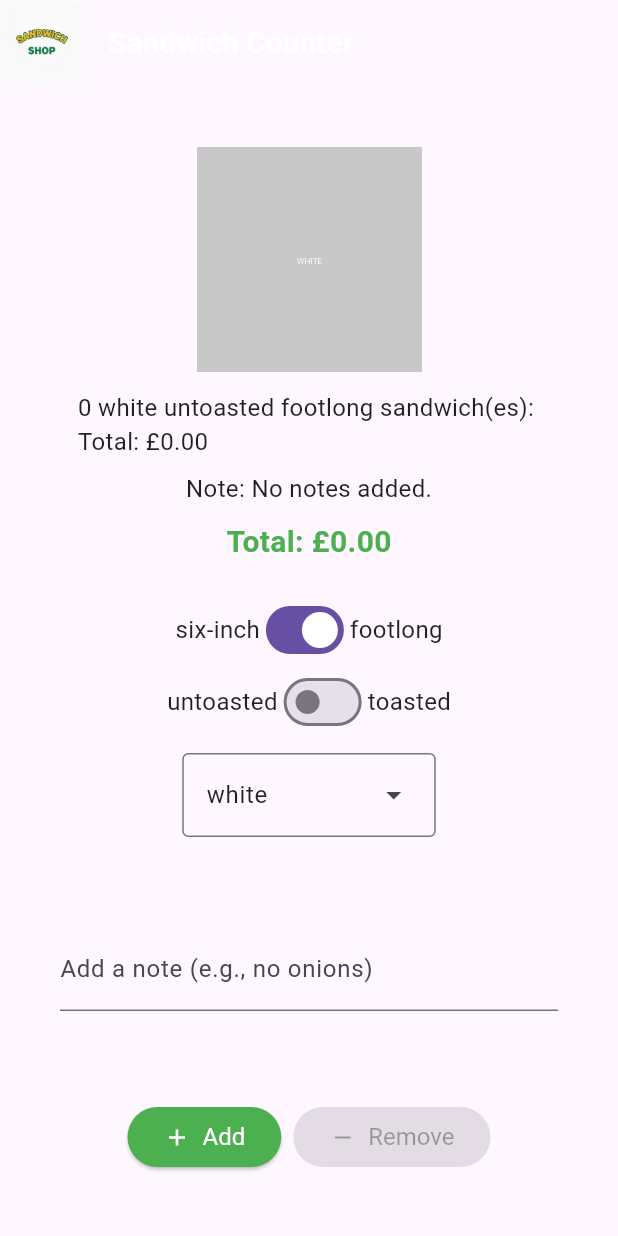
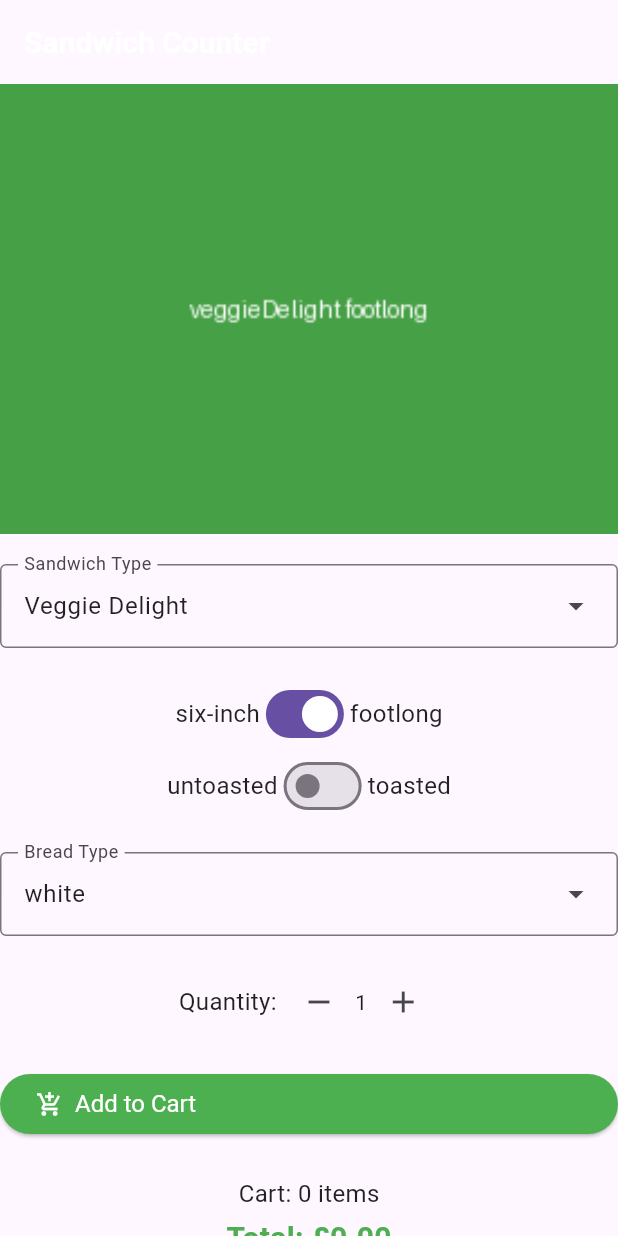
Before and after one commit to AlperO06/sandwich_shop-main, a Flutter app: the screen it shows after launch, on a phone screen of 412 x 824 dp. Run offline on Flutter 3.47's test engine with Material 3 defaults, Android fonts, the phone set to English and light mode, and no system bars.

Commit message:
Add placeholder images and generation script for sandwiches
- Introduced PNG images for various sandwich types: chicken teriyaki, meatball marinara, tuna melt, and veggie delight in both footlong and six-inch sizes.
- Implemented a Python script to automate the generation of placeholder images using the Pillow library.
- The script creates images with appropriate colors and labels for each sandwich type and size, saving them in the assets/images directory.

```diff
--- a/lib/main.dart
+++ b/lib/main.dart
@@ -13,7 +13,8 @@
 
   @override
   Widget build(BuildContext context) {
-    return const MaterialApp(
+    // remove `const` so children can use non-const TextStyles at runtime
+    return MaterialApp(
       title: 'Sandwich Shop App',
       home: OrderScreen(maxQuantity: 5),
     );
@@ -32,11 +33,19 @@
 }
 
 class _OrderScreenState extends State<OrderScreen> {
-  int _quantity = 0;
+  final Cart _cart = Cart();
   final TextEditingController _notesController = TextEditingController();
+
+  SandwichType _selectedSandwichType = SandwichType.veggieDelight;
   bool _isFootlong = true;
   bool _isToasted = false;
   BreadType _selectedBreadType = BreadType.white;
+  int _quantity = 1;
+
+  // store latest confirmation message for persistent UI display
+  String _lastConfirmation = '';
+
+  TextStyle? get heading2 => null;
 
   @override
   void initState() {
@@ -52,110 +61,179 @@
     super.dispose();
   }
 
-  VoidCallback? _getIncreaseCallback() {
-    if (_quantity < widget.maxQuantity) {
-      return () {
-        setState(() => _quantity++);
-      };
+  void _addToCart() {
+    if (_quantity > 0) {
+      final Sandwich sandwich = Sandwich(
+        type: _selectedSandwichType,
+        isFootlong: _isFootlong,
+        breadType: _selectedBreadType,
+      );
+
+      setState(() {
+        _cart.add(sandwich, quantity: _quantity);
+      });
+
+      final sizeText = _isFootlong ? 'footlong' : 'six-inch';
+      final confirmationMessage =
+          'Added $_quantity $sizeText ${sandwich.name} sandwich(es) on ${_selectedBreadType.name} bread to cart';
+
+      // show transient SnackBar
+      ScaffoldMessenger.of(context).showSnackBar(
+        SnackBar(content: Text(confirmationMessage)),
+      );
+
+      // store message for persistent display
+      setState(() {
+        _lastConfirmation = confirmationMessage;
+      });
+
+      debugPrint(confirmationMessage);
+    }
+  }
+
+  VoidCallback? _getAddToCartCallback() {
+    if (_quantity > 0) {
+      return _addToCart;
     }
     return null;
   }
 
+  List<DropdownMenuEntry<SandwichType>> _buildSandwichTypeEntries() {
+    List<DropdownMenuEntry<SandwichType>> entries = [];
+    for (SandwichType type in SandwichType.values) {
+      Sandwich sandwich =
+          Sandwich(type: type, isFootlong: true, breadType: BreadType.white);
+      DropdownMenuEntry<SandwichType> entry = DropdownMenuEntry<SandwichType>(
+        value: type,
+        label: sandwich.name,
+      );
+      entries.add(entry);
+    }
+    return entries;
+  }
+
+  List<DropdownMenuEntry<BreadType>> _buildBreadTypeEntries() {
+    List<DropdownMenuEntry<BreadType>> entries = [];
+    for (BreadType bread in BreadType.values) {
+      DropdownMenuEntry<BreadType> entry = DropdownMenuEntry<BreadType>(
+        value: bread,
+        label: bread.name,
+      );
+      entries.add(entry);
+    }
+    return entries;
+  }
+
+  String _getCurrentImagePath() {
+    final Sandwich sandwich = Sandwich(
+      type: _selectedSandwichType,
+      isFootlong: _isFootlong,
+      breadType: _selectedBreadType,
+    );
+    return sandwich.image;
+  }
+
+  void _onSandwichTypeChanged(SandwichType? value) {
+    if (value != null) {
+      setState(() {
+        _selectedSandwichType = value;
+      });
+    }
+  }
+
+  void _onSizeChanged(bool value) {
+    setState(() {
+      _isFootlong = value;
+    });
+  }
+
+  void _onBreadTypeChanged(BreadType? value) {
+    if (value != null) {
+      setState(() {
+        _selectedBreadType = value;
+      });
+    }
+  }
+
+  void _increaseQuantity() {
+    setState(() {
+      _quantity++;
+    });
+  }
+
+  void _decreaseQuantity() {
+    if (_quantity > 0) {
+      setState(() {
+        _quantity--;
+      });
+    }
+  }
+
   VoidCallback? _getDecreaseCallback() {
     if (_quantity > 0) {
-      return () {
-        setState(() => _quantity--);
-      };
+      return _decreaseQuantity;
     }
     return null;
   }
 
-  void _onSandwichTypeChanged(bool value) {
-    setState(() => _isFootlong = value);
-  }
-
-  void _onBreadTypeSelected(BreadType? value) {
-    if (value != null) {
-      setState(() => _selectedBreadType = value);
-    }
-  }
-
-  List<DropdownMenuEntry<BreadType>> _buildDropdownEntries() {
-    List<DropdownMenuEntry<BreadType>> entries = [];
-    for (BreadType bread in BreadType.values) {
-      DropdownMenuEntry<BreadType> newEntry = DropdownMenuEntry<BreadType>(
-        value: bread,
-        label: bread.name,
-      );
-      entries.add(newEntry);
-    }
-    return entries;
-  }
-
   @override
   Widget build(BuildContext context) {
-    String sandwichType = 'footlong';
-    if (!_isFootlong) {
-      sandwichType = 'six-inch';
-    }
-
-    String noteForDisplay;
-    if (_notesController.text.isEmpty) {
-      noteForDisplay = 'No notes added.';
-    } else {
-      noteForDisplay = _notesController.text;
-    }
-
-    final cart = Cart(
-      quantity: _quantity,
-      isFootlong: _isFootlong,
-    );
-    final total = cart.calculatePrice();
-
     return Scaffold(
       appBar: AppBar(
-        leading: SizedBox(
-          height: 100,
-          child: Image.asset('assets/images/logo.png'),
-        ),
-        title: const Text(
+        // remove const so heading1 (non-const TextStyle) is allowed
+        title: Text(
           'Sandwich Counter',
           style: heading1,
         ),
       ),
       body: Center(
+        child: SingleChildScrollView(
           child: Column(
-          mainAxisAlignment: MainAxisAlignment.center,
+            crossAxisAlignment: CrossAxisAlignment.stretch,
             children: <Widget>[
-            OrderItemDisplay(
-              quantity: _quantity,
-              itemType: sandwichType,
-              breadType: _selectedBreadType,
-              orderNote: noteForDisplay,
-              isToasted: _isToasted,
+              SizedBox(
+                height: 300,
+                child: Image.asset(
+                  _getCurrentImagePath(),
+                  fit: BoxFit.cover,
+                  errorBuilder: (context, error, stackTrace) {
+                    // remove const here as normalText is not const
+                    return Center(
+                      child: Text(
+                        'Image not found',
+                        style: normalText,
                       ),
-            const SizedBox(height: 10),
-            Text(
-              'Total: £${total.toStringAsFixed(2)}',
-              style: heading1.copyWith(color: Colors.green),
+                    );
+                  },
+                ),
+              ),
+              const SizedBox(height: 20),
+              DropdownMenu<SandwichType>(
+                width: double.infinity,
+                label: const Text('Sandwich Type'),
+                textStyle: normalText,
+                initialSelection: _selectedSandwichType,
+                onSelected: _onSandwichTypeChanged,
+                dropdownMenuEntries: _buildSandwichTypeEntries(),
               ),
               const SizedBox(height: 20),
               Row(
                 mainAxisAlignment: MainAxisAlignment.center,
                 children: [
-                const Text('six-inch', style: normalText),
+                  // remove const because normalText is not const
+                  Text('six-inch', style: normalText),
                   Switch(
                     key: const Key('size_switch'),
                     value: _isFootlong,
-                  onChanged: _onSandwichTypeChanged,
+                    onChanged: _onSizeChanged,
                   ),
-                const Text('footlong', style: normalText),
+                  Text('footlong', style: normalText),
                 ],
               ),
               Row(
                 mainAxisAlignment: MainAxisAlignment.center,
                 children: [
-                const Text('untoasted', style: normalText),
+                  Text('untoasted', style: normalText),
                   Switch(
                     key: const Key('toast_switch'),
                     value: _isToasted,
@@ -163,47 +241,79 @@
                       setState(() => _isToasted = value);
                     },
                   ),
-                const Text('toasted', style: normalText),
+                  Text('toasted', style: normalText),
                 ],
               ),
-            const SizedBox(height: 10),
+              const SizedBox(height: 20),
               DropdownMenu<BreadType>(
+                width: double.infinity,
+                label: const Text('Bread Type'),
                 textStyle: normalText,
                 initialSelection: _selectedBreadType,
-              onSelected: _onBreadTypeSelected,
-              dropdownMenuEntries: _buildDropdownEntries(),
-            ),
-            const SizedBox(height: 20),
-            Padding(
-              padding: const EdgeInsets.all(40.0),
-              child: TextField(
-                key: const Key('notes_textfield'),
-                controller: _notesController,
-                decoration: const InputDecoration(
-                  labelText: 'Add a note (e.g., no onions)',
-                ),
-              ),
+                onSelected: _onBreadTypeChanged,
+                dropdownMenuEntries: _buildBreadTypeEntries(),
               ),
               const SizedBox(height: 20),
               Row(
                 mainAxisAlignment: MainAxisAlignment.center,
                 children: [
-                StyledButton(
-                  onPressed: _getIncreaseCallback(),
-                  icon: Icons.add,
-                  label: 'Add',
-                  backgroundColor: Colors.green,
+                  Text('Quantity: ', style: normalText),
+                  IconButton(
+                    onPressed: _getDecreaseCallback(),
+                    icon: const Icon(Icons.remove),
                   ),
-                const SizedBox(width: 8),
-                StyledButton(
-                  onPressed: _getDecreaseCallback(),
-                  icon: Icons.remove,
-                  label: 'Remove',
-                  backgroundColor: Colors.red,
+                  Text('$_quantity', style: heading2),
+                  IconButton(
+                    onPressed: _increaseQuantity,
+                    icon: const Icon(Icons.add),
                   ),
                 ],
               ),
+              const SizedBox(height: 20),
+              StyledButton(
+                onPressed: _getAddToCartCallback(),
+                icon: Icons.add_shopping_cart,
+                label: 'Add to Cart',
+                backgroundColor: Colors.green,
+              ),
+              const SizedBox(height: 12),
+
+              // persistent confirmation message (non-intrusive)
+              if (_lastConfirmation.isNotEmpty)
+                Padding(
+                  padding: const EdgeInsets.symmetric(horizontal: 16.0),
+                  child: Text(
+                    _lastConfirmation,
+                    key: const Key('last_confirmation'),
+                    style: normalText,
+                  ),
+                ),
+
+              const SizedBox(height: 12),
+
+              // NEW: Permanent cart summary showing item count and total price
+              Padding(
+                padding: const EdgeInsets.symmetric(horizontal: 16.0),
+                child: Column(
+                  children: [
+                    Text(
+                      'Cart: ${_cart.entries.length} items',
+                      key: const Key('cart_item_count'),
+                      style: normalText,
+                    ),
+                    const SizedBox(height: 4),
+                    Text(
+                      'Total: £${_cart.totalPrice().toStringAsFixed(2)}',
+                      key: const Key('cart_total_price'),
+                      style: heading1.copyWith(color: Colors.green),
+                    ),
                   ],
+                ),
+              ),
+
+              const SizedBox(height: 20),
+            ],
+          ),
         ),
       ),
     );
@@ -245,66 +355,3 @@
     );
   }
 }
-
-class OrderItemDisplay extends StatelessWidget {
-  final int quantity;
-  final String itemType;
-  final BreadType breadType;
-  final String orderNote;
-  final bool isToasted;
-
-  const OrderItemDisplay({
-    super.key,
-    required this.quantity,
-    required this.itemType,
-    required this.breadType,
-    required this.orderNote,
-    this.isToasted = false,
-  });
-
-  String _getSandwichImagePath() {
-    switch (breadType) {
-      case BreadType.white:
-        return 'assets/images/sandwich_white.png';
-      case BreadType.wheat:
-        return 'assets/images/sandwich_wheat.png';
-      case BreadType.wholemeal:
-        return 'assets/images/sandwich_wholemeal.png';
-    }
-    // fallback to ensure a String is always returned
-  }
-
-  @override
-  Widget build(BuildContext context) {
-    String sandwiches = quantity > 0 ? List.filled(quantity, '🥪').join() : '';
-    final cart = Cart(
-      quantity: quantity,
-      isFootlong: itemType == 'footlong',
-    );
-    final total = cart.calculatePrice();
-    String toastedText = isToasted ? 'toasted' : 'untoasted';
-    String displayText =
-        '$quantity ${breadType.name} $toastedText $itemType sandwich(es): $sandwiches\nTotal: £${total.toStringAsFixed(2)}';
-
-    return Column(
-      children: [
-        Image.asset(
-          _getSandwichImagePath(),
-          width: 150,
-          height: 150,
-          fit: BoxFit.cover,
-        ),
-        const SizedBox(height: 12),
-        Text(
-          displayText,
-          style: normalText,
-        ),
-        const SizedBox(height: 8),
-        Text(
-          'Note: $orderNote',
-          style: normalText,
-        ),
-      ],
-    );
-  }
-}
--- a/lib/models/cart.dart
+++ b/lib/models/cart.dart
@@ -1,21 +1,34 @@
-class Item { // Define the Item class if not already defined
-  final String name;
-  final double price;
+import 'package:sandwich_shop/models/sandwich.dart';
 
-  Item({required this.name, required this.price});
+class CartEntry {
+  final Sandwich sandwich;
+  final int quantity;
+
+  CartEntry(this.sandwich, this.quantity);
 }
 
 class Cart {
-  final int quantity;
-  final bool isFootlong;
+  final List<CartEntry> _entries = [];
 
-  Cart({
-    required this.quantity,
-    required this.isFootlong,
-  });
+  // Add a sandwich to the cart. quantity defaults to 1.
+  void add(Sandwich sandwich, {int quantity = 1}) {
+    _entries.add(CartEntry(sandwich, quantity));
+  }
 
-  double calculatePrice() {
-    double basePrice = isFootlong ? 7.0 : 5.0;
-    return basePrice * quantity;
+  // Read-only view of entries (number of distinct adds)
+  List<CartEntry> get entries => List.unmodifiable(_entries);
+
+  // Total price for all entries (footlong = £7.00, six-inch = £5.00)
+  double totalPrice() {
+    double total = 0.0;
+    for (final e in _entries) {
+      double base = e.sandwich.isFootlong ? 7.0 : 5.0;
+      total += base * e.quantity;
+    }
+    return total;
+  }
+
+  void clear() {
+    _entries.clear();
   }
 }
```
Also changed, not shown: pubspec.yaml (+8 -3 lines), assets/images/chickenTeriyaki_footlong.png (added), assets/images/chickenTeriyaki_six_inch.png (added), assets/images/logo.png, assets/images/meatballMarinara_footlong.png (added), assets/images/meatballMarinara_six_inch.png (added), assets/images/tunaMelt_footlong.png (added), assets/images/tunaMelt_six_inch.png (added), assets/images/veggieDelight_footlong.png (added), assets/images/veggieDelight_six_inch.png (added), 2 other files. Lines whose indentation alone changed are shown as unchanged.
